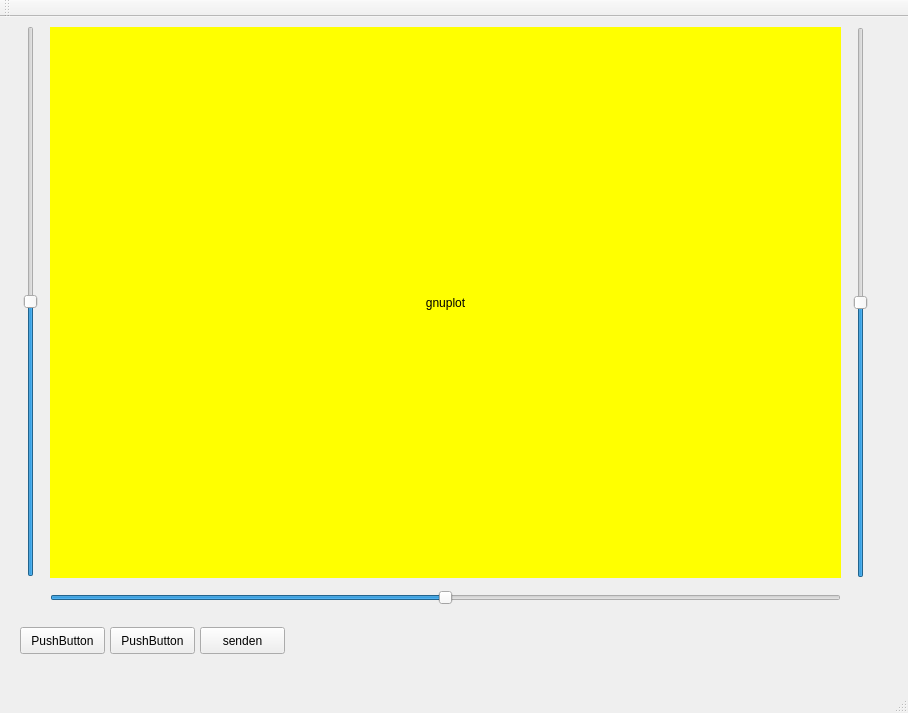
LexySchmitz/Gnuplot-GUI-Control, file mainwindow.ui: the form before one commit.
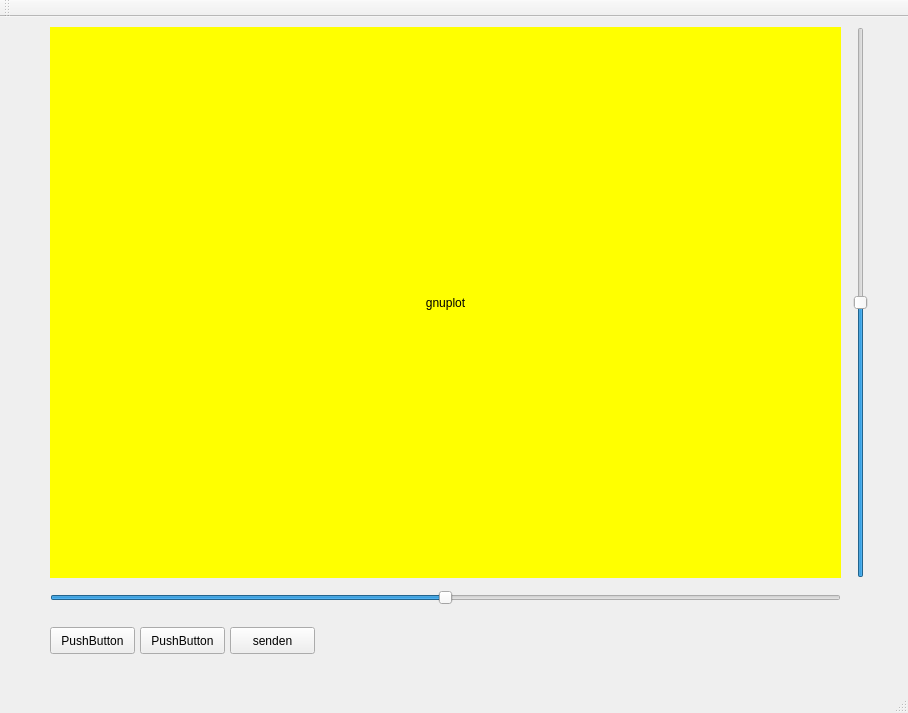
The form after the commit. Custom widgets are drawn as their Qt base class.

Commit message: ZoomSlider entfernt...

Diff of the .ui file:
```diff
--- a/mainwindow.ui
+++ b/mainwindow.ui
@@ -17,7 +17,7 @@
    <widget class="QPushButton" name="pushButton">
     <property name="geometry">
      <rect>
-      <x>20</x>
+      <x>50</x>
       <y>610</y>
       <width>85</width>
       <height>27</height>
@@ -30,7 +30,7 @@
    <widget class="QPushButton" name="pushButton_2">
     <property name="geometry">
      <rect>
-      <x>110</x>
+      <x>140</x>
       <y>610</y>
       <width>85</width>
       <height>27</height>
@@ -43,7 +43,7 @@
    <widget class="QPushButton" name="sendButton">
     <property name="geometry">
      <rect>
-      <x>200</x>
+      <x>230</x>
       <y>610</y>
       <width>85</width>
       <height>27</height>
@@ -113,25 +113,6 @@
      <enum>Qt::Vertical</enum>
     </property>
    </widget>
-   <widget class="QSlider" name="zoomSlider">
-    <property name="geometry">
-     <rect>
-      <x>20</x>
-      <y>9</y>
-      <width>21</width>
-      <height>551</height>
-     </rect>
-    </property>
-    <property name="minimum">
-     <number>-10</number>
-    </property>
-    <property name="maximum">
-     <number>10</number>
-    </property>
-    <property name="orientation">
-     <enum>Qt::Vertical</enum>
-    </property>
-   </widget>
   </widget>
   <widget class="QMenuBar" name="menuBar">
    <property name="geometry">
```
The commit also changes 2 other files.
